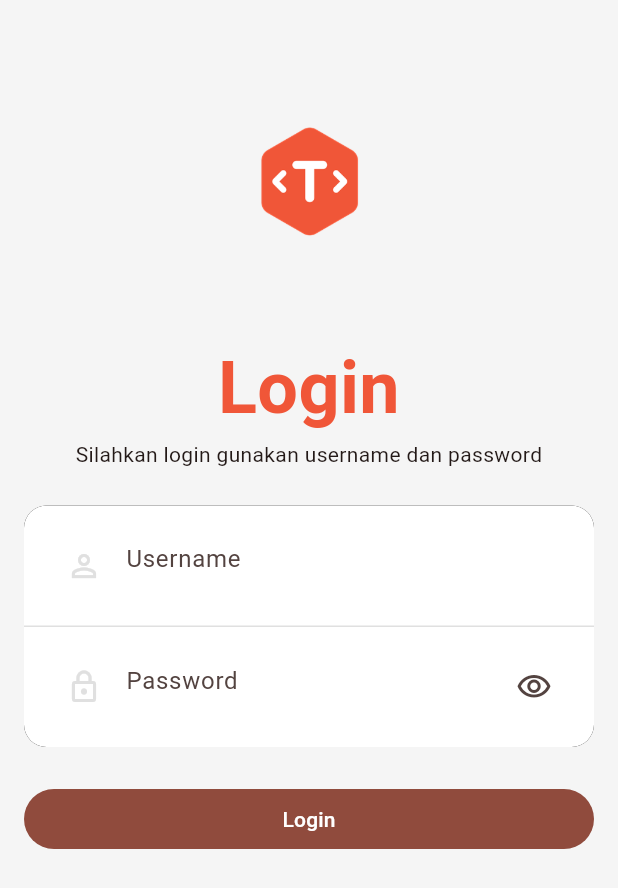
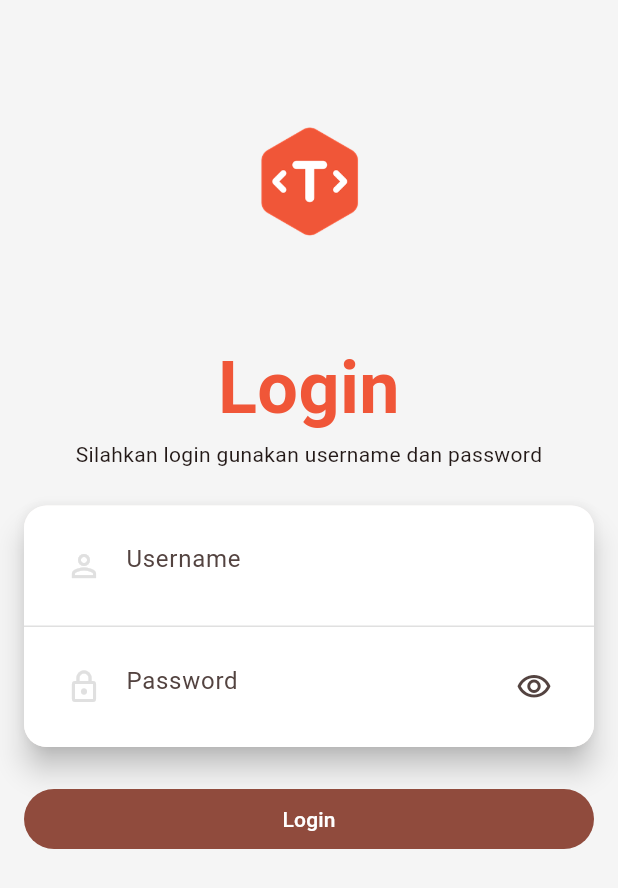
Before and after one commit to lqman104/contact-list, a Flutter app: the screen it shows after launch, on a phone screen of 412 x 824 dp. Shown: the top 888 px of the screen. Run offline on Flutter 3.47's test engine with Material 2 defaults, Android fonts, the phone set to English and light mode, and no system bars.

Commit message:
fix: form_container.dart elevation

```diff
--- a/lib/components/form_container.dart
+++ b/lib/components/form_container.dart
@@ -1,8 +1,8 @@
 import 'package:flutter/material.dart';
 
 class FormContainer extends StatelessWidget {
+  final List<Widget> children;
 
-  final List<Widget> children;
   const FormContainer({super.key, required this.children});
 
   @override
@@ -10,16 +10,22 @@ class FormContainer extends StatelessWidget {
     return Center(
       child: Padding(
         padding: const EdgeInsets.symmetric(vertical: 24.0),
-        child: Container(
-          decoration: const BoxDecoration(
+        child: Material(
+          elevation: 8,
+          borderRadius: const BorderRadius.all(
+            Radius.circular(15.0),
+          ),
+          child: Container(
+            decoration: const BoxDecoration(
               borderRadius: BorderRadius.all(
                 Radius.circular(15.0),
               ),
               color: Colors.white,
-              boxShadow: [BoxShadow()]),
-          child: Column(
-            crossAxisAlignment: CrossAxisAlignment.stretch,
-            children: children,
+            ),
+            child: Column(
+              crossAxisAlignment: CrossAxisAlignment.stretch,
+              children: children,
+            ),
           ),
         ),
       ),
```
